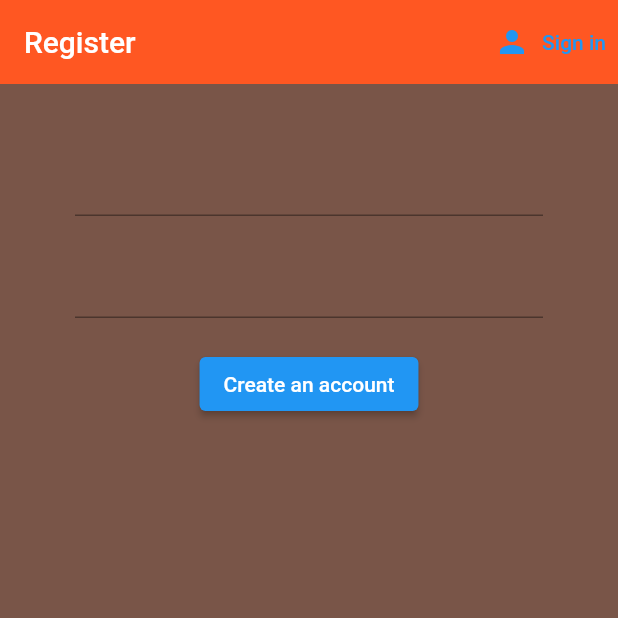
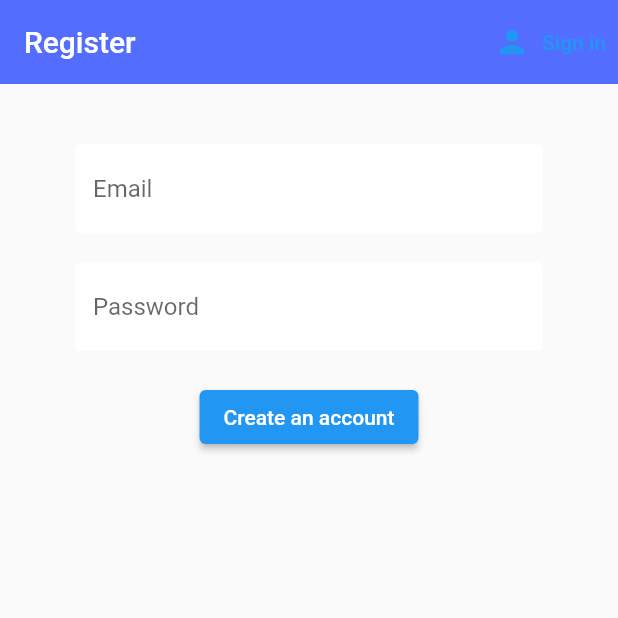
Before and after one commit to drkkjh/Health-Wealth, a Flutter app: the screen it shows after launch, after a tap on "Sign in", after a tap on "Create account", on a phone screen of 412 x 824 dp, the top half of it. Run offline on Flutter 3.47's test engine with Material 2 defaults, Android fonts, the phone set to English and light mode, and no system bars; our stand-ins replace firebase_auth, firebase_core, flutter_spinkit; accounts and stored records are empty.

Commit message:
Add loading widget for SignIn and Register and create decoration for TextFormField for SignIn and Register

```diff
--- /dev/null
+++ b/health_wealth/lib/common/form_input_decoration.dart
@@ -0,0 +1,24 @@
+import 'package:flutter/material.dart';
+
+const formInputDecoration = InputDecoration(
+  fillColor: Colors.white,
+  filled: true,
+  enabledBorder: OutlineInputBorder(
+    borderSide: BorderSide(
+      color: Colors.white,
+      width: 2.0,
+    ),
+  ),
+  focusedBorder: OutlineInputBorder(
+    borderSide: BorderSide(
+      color: Colors.blue,
+      width: 2.0,
+    ),
+  ),
+  errorBorder: OutlineInputBorder(
+    borderSide: BorderSide(
+      color: Colors.red,
+      width: 2.0,
+    ),
+  ),
+);
--- a/health_wealth/lib/screens/authenticate/register.dart
+++ b/health_wealth/lib/screens/authenticate/register.dart
@@ -1,6 +1,8 @@
 // ignore_for_file: avoid_print
 
 import 'package:flutter/material.dart';
+import 'package:health_wealth/common/form_input_decoration.dart';
+import 'package:health_wealth/common/loading.dart';
 import 'package:health_wealth/services/auth.dart';
 
 /// The Register screen widget.
@@ -18,6 +20,7 @@ class Register extends StatefulWidget {
 class _RegisterState extends State<Register> {
   final AuthService _auth = AuthService();
   final _formKey = GlobalKey<FormState>();
+  bool loading = false;
 
   // User input variables
   String email = '';
@@ -27,10 +30,13 @@ class _RegisterState extends State<Register> {
 
   @override
   Widget build(BuildContext context) {
+    if (loading) {
+      return const Loading();
+    } else {
       return Scaffold(
-      backgroundColor: Colors.brown,
+        // backgroundColor: Colors.,
         appBar: AppBar(
-        backgroundColor: Colors.deepOrange,
+          backgroundColor: Colors.indigoAccent,
           elevation: 0.0,
           title: const Text('Register'),
           actions: [
@@ -51,6 +57,7 @@ class _RegisterState extends State<Register> {
               children: <Widget>[
                 const SizedBox(height: 20.0),
                 TextFormField(
+                  decoration: formInputDecoration.copyWith(hintText: 'Email'),
                   validator: (input) {
                     if (input != null && input.isEmpty) {
                       return 'Enter your email';
@@ -65,6 +72,8 @@ class _RegisterState extends State<Register> {
                 const SizedBox(height: 20.0),
                 TextFormField(
                   obscureText: true,
+                  decoration:
+                      formInputDecoration.copyWith(hintText: 'Password'),
                   validator: (input) {
                     if (input != null && input.length < 6) {
                       return 'Your password must be at least 6 characters!';
@@ -88,19 +97,22 @@ class _RegisterState extends State<Register> {
                       // Check if form is valid.
                       if (_formKey.currentState != null) {
                         if (_formKey.currentState!.validate()) {
-                      dynamic result = await _auth.register(email, password);
+                          setState(() => loading = true);
+                          dynamic result = await _auth.signIn(email, password);
                           if (result == null) {
-                        setState(() => errorMsg = 'Error with registration');
+                            setState(() {
+                              loading = false;
+                              errorMsg = 'Error with registration';
+                            });
                           }
                         }
                       }
-                },
-              ),
+                    }),
                 const SizedBox(height: 20.0),
                 Text(
                   errorMsg,
                   style: const TextStyle(
-                  color: Colors.white,
+                    color: Colors.black,
                     fontSize: 20.0,
                   ),
                 ),
@@ -111,3 +123,4 @@ class _RegisterState extends State<Register> {
       );
     }
   }
+}
--- a/health_wealth/lib/screens/authenticate/sign_in.dart
+++ b/health_wealth/lib/screens/authenticate/sign_in.dart
@@ -1,6 +1,8 @@
 // ignore_for_file: avoid_print
 
 import 'package:flutter/material.dart';
+import 'package:health_wealth/common/form_input_decoration.dart';
+import 'package:health_wealth/common/loading.dart';
 import 'package:health_wealth/services/auth.dart';
 
 /// The Sign In screen widget.
@@ -17,6 +19,7 @@ class SignIn extends StatefulWidget {
 class _SignInState extends State<SignIn> {
   final AuthService _auth = AuthService();
   final _formKey = GlobalKey<FormState>();
+  bool loading = false;
 
   // User input variables
   String email = '';
@@ -26,6 +29,9 @@ class _SignInState extends State<SignIn> {
 
   @override
   Widget build(BuildContext context) {
+    if (loading) {
+      return const Loading();
+    } else {
       return Scaffold(
         // backgroundColor: Colors.lightBlueAccent,
         appBar: AppBar(
@@ -50,6 +56,7 @@ class _SignInState extends State<SignIn> {
               children: <Widget>[
                 const SizedBox(height: 20.0),
                 TextFormField(
+                  decoration: formInputDecoration.copyWith(hintText: 'Email'),
                   validator: (input) {
                     if (input != null && input.isEmpty) {
                       return 'Enter your email';
@@ -64,6 +71,8 @@ class _SignInState extends State<SignIn> {
                 const SizedBox(height: 20.0),
                 TextFormField(
                   obscureText: true,
+                  decoration:
+                      formInputDecoration.copyWith(hintText: 'Password'),
                   validator: (input) {
                     if (input != null) {
                       if (input.isEmpty) {
@@ -90,9 +99,13 @@ class _SignInState extends State<SignIn> {
                     // Check if form is valid.
                     if (_formKey.currentState != null) {
                       if (_formKey.currentState!.validate()) {
+                        setState(() => loading = true);
                         dynamic result = await _auth.signIn(email, password);
                         if (result == null) {
-                        setState(() => errorMsg = 'Error with signing in');
+                          setState(() {
+                            loading = false;
+                            errorMsg = 'Error with signing in';
+                          });
                         }
                       }
                     }
@@ -113,3 +126,4 @@ class _SignInState extends State<SignIn> {
       );
     }
   }
+}
--- a/health_wealth/pubspec.yaml
+++ b/health_wealth/pubspec.yaml
@@ -39,6 +39,7 @@ dependencies:
   cloud_firestore: ^3.1.16
   provider: ^6.0.3
   dio: ^4.0.6
+  flutter_spinkit: ^5.1.0
 
 dev_dependencies:
   flutter_test:
```
Also changed, not shown: health_wealth/lib/common/loading.dart (added, +19 -0 lines), health_wealth/pubspec.lock. Lines whose indentation alone changed are shown as unchanged.
